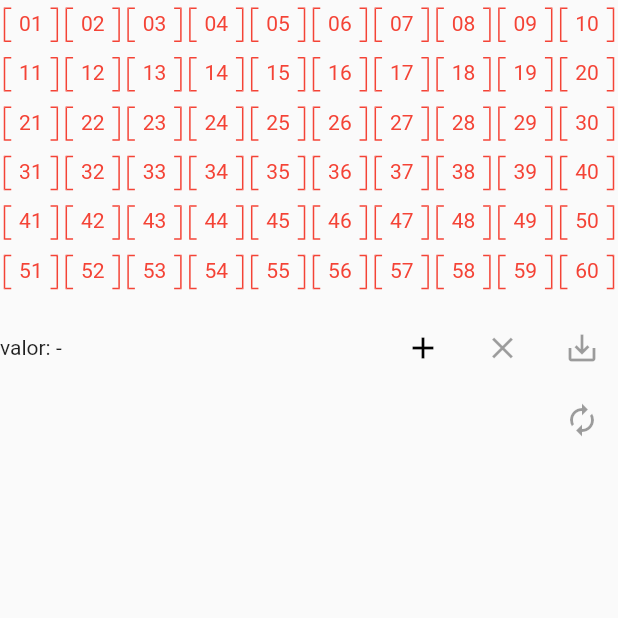
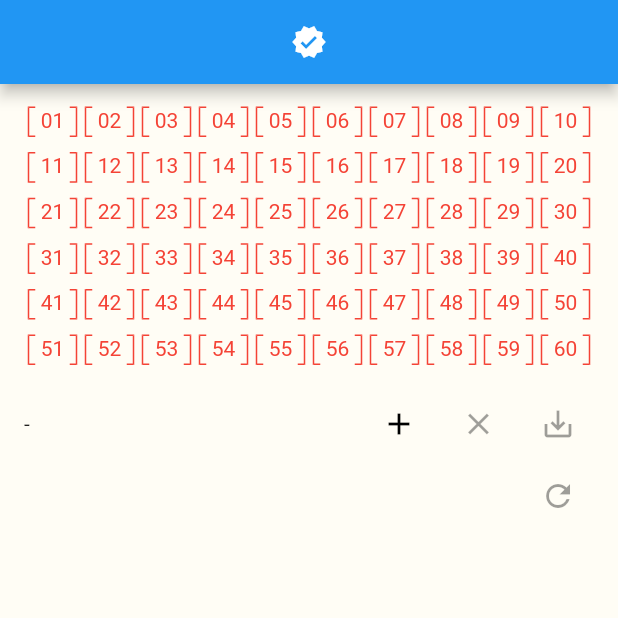
Before and after one commit to akio-code/flutter_mega_sena, a Flutter app: the screen it shows after launch, on a phone screen of 412 x 824 dp, the top half of it. Run offline on Flutter 3.47's test engine with Material 2 defaults, Android fonts, the phone set to English and light mode, and no system bars.

Commit message:
improved layout

```diff
--- a/lib/games/mega_sena_game.dart
+++ b/lib/games/mega_sena_game.dart
@@ -19,7 +19,7 @@ class _GamePrice extends StatelessWidget {
         String gamePrice = notifier.gamePrice == 0
             ? '-'
             : CurrencyFormatter.convert(notifier.gamePrice);
-        return Text('valor: $gamePrice');
+        return Text('$gamePrice');
       },
     );
   }
@@ -31,6 +31,7 @@ class MegaSenaGame extends StatelessWidget {
     return Column(
       crossAxisAlignment: CrossAxisAlignment.end,
       children: [
+        SizedBox(height: 10.0),
         MegaSenaBoardNumbers(),
         SizedBox(height: 10.0),
         Row(
--- a/lib/games/mega_sena_saved_games.dart
+++ b/lib/games/mega_sena_saved_games.dart
@@ -45,7 +45,7 @@ class MegaSenaSavedGames extends StatelessWidget {
             Container(
               alignment: Alignment.centerRight,
               child: MegaSenaControl(
-                icon: Icons.autorenew,
+                icon: Icons.refresh,
                 action: notifier.savedGames.length > 0
                     ? notifier.clearSavedGames
                     : null,
--- a/lib/main.dart
+++ b/lib/main.dart
@@ -21,7 +21,7 @@ class MyApp extends StatelessWidget {
         // or simply save your changes to "hot reload" in a Flutter IDE).
         // Notice that the counter didn't reset back to zero; the application
         // is not restarted.
-        primarySwatch: Colors.blue,
+        primaryColor: Color.fromRGBO(24, 194, 156, 1.0),
         // This makes the visual density adapt to the platform that you run
         // the app on. For desktop platforms, the controls will be smaller and
         // closer together (more dense) than on mobile platforms.
--- a/lib/mega_sena_app.dart
+++ b/lib/mega_sena_app.dart
@@ -10,8 +10,19 @@ class MegaSenaApp extends StatelessWidget {
   @override
   Widget build(BuildContext context) {
     return Scaffold(
+      appBar: AppBar(
+        centerTitle: true,
+        title: Icon(
+          Icons.verified,
+          color: Colors.white,
+        ),
+      ),
+      backgroundColor: Color.fromRGBO(255, 253, 245, 1.0),
       body: SafeArea(
         child: SingleChildScrollView(
+          padding: EdgeInsets.symmetric(
+            horizontal: 16.0,
+          ),
           child: MultiProvider(
             providers: [
               ChangeNotifierProvider(
```
